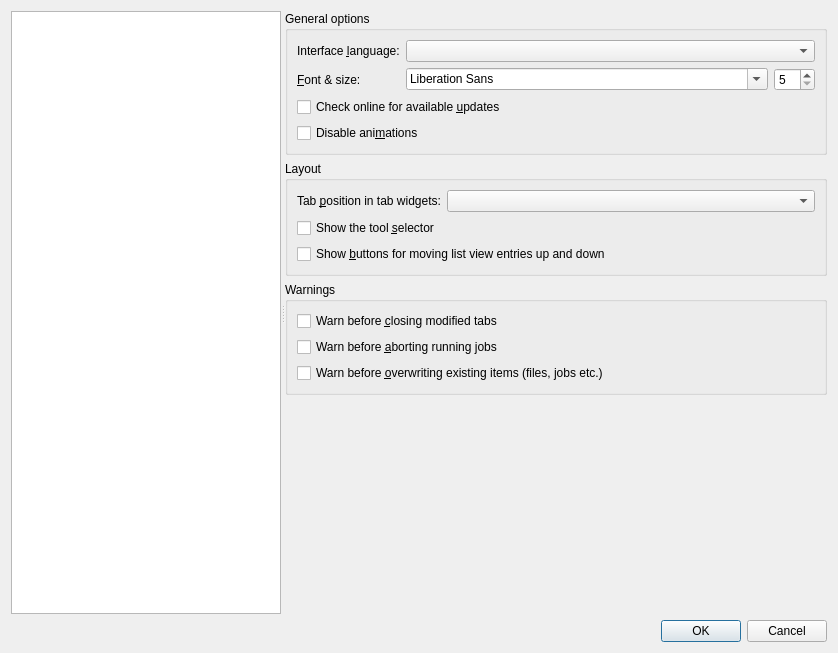
Qt form src/mkvtoolnix-gui/forms/main_window/preferences_dialog.ui (jpsdr/MKVToolnix-Windows-7) before a commit.
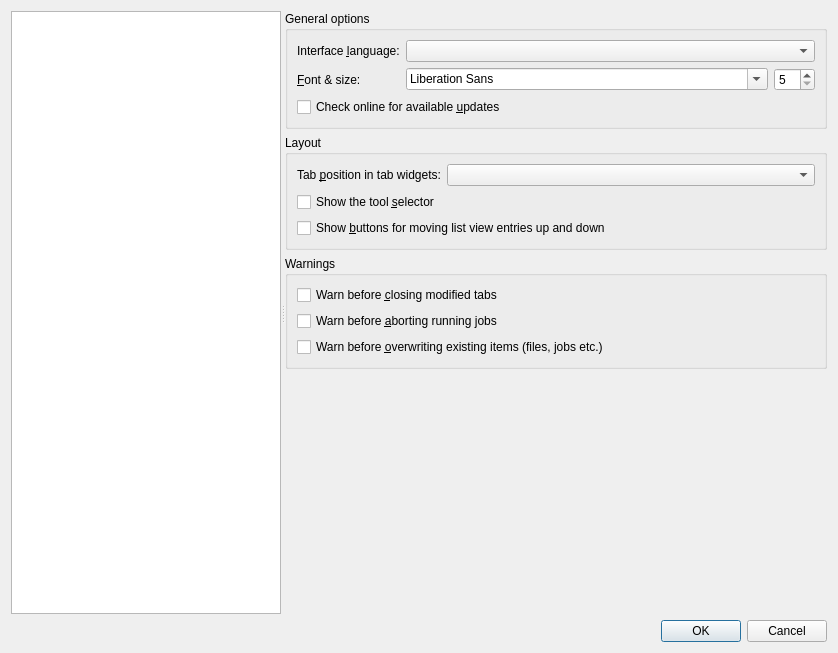
The same form after that commit. Icons and pictures are not drawn. Custom widgets are drawn as their Qt base class.

Commit message: GUI: remove animation when adding or starting a multiplex job

Diff of the .ui file:
```diff
--- a/src/mkvtoolnix-gui/forms/main_window/preferences_dialog.ui
+++ b/src/mkvtoolnix-gui/forms/main_window/preferences_dialog.ui
@@ -140,13 +140,6 @@
              </property>
             </widget>
            </item>
-           <item>
-            <widget class="QCheckBox" name="cbGuiDisableAnimations">
-             <property name="text">
-              <string>Disable ani&amp;mations</string>
-             </property>
-            </widget>
-           </item>
           </layout>
          </widget>
         </item>
```
Left out of the diff: 1 changed line with no effect on the pictures. The commit also changes 8 other files.
